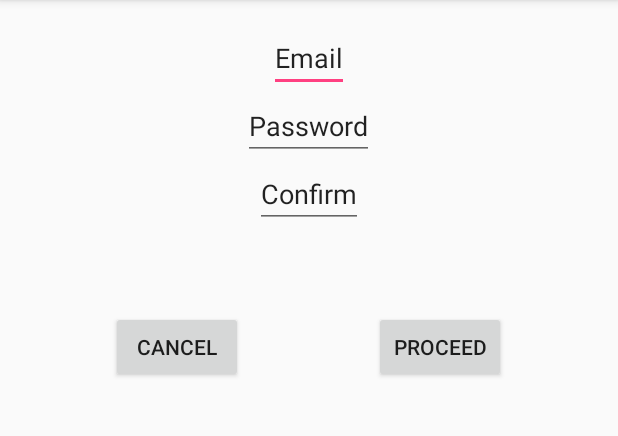
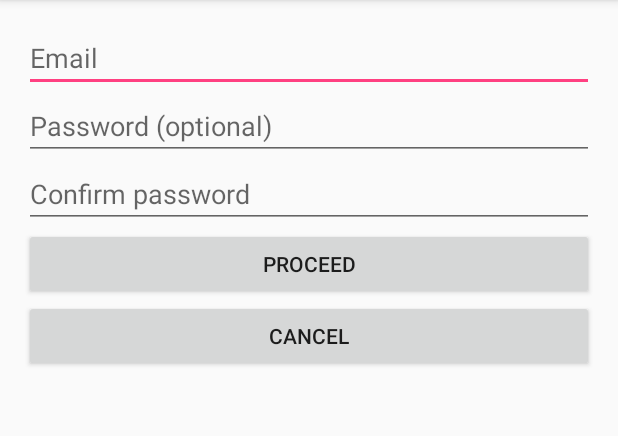
Before and after one commit to fabfromsky/Pokedeck, an Android app: the RegisterActivity screen opened directly, with no data from a screen before it, on a phone screen of 412 x 824 dp, the part 84-520 px from its top. Run offline under Robolectric (Android 15) with nearby library versions, the phone set to English and light mode, and no system bars; our stand-ins replace Volley.

Commit message:
Adds link to register view from login
Also improve layouts of the 2 views.

```diff
--- a/app/src/main/res/layout/activity_register.xml
+++ b/app/src/main/res/layout/activity_register.xml
@@ -10,45 +10,45 @@
     tools:context="com.pokedeck.imie.pokedeck.activity.RegisterActivity">
 
     <EditText
-        android:layout_width="wrap_content"
+        android:id="@+id/editTextRegisterEmail"
+        android:layout_width="match_parent"
         android:layout_height="wrap_content"
-        android:id="@+id/editTextRegisterEmail"
         android:layout_alignParentTop="true"
         android:layout_centerHorizontal="true"
-        android:text="Email" />
+        android:hint="@string/prompt_email"
+        android:inputType="textEmailAddress" />
 
     <EditText
-        android:layout_width="wrap_content"
+        android:id="@+id/editTextRegisterPassword"
+        android:layout_width="match_parent"
         android:layout_height="wrap_content"
-        android:id="@+id/editTextRegisterPassword"
         android:layout_below="@+id/editTextRegisterEmail"
         android:layout_centerHorizontal="true"
-        android:text="Password" />
+        android:hint="@string/prompt_password"
+        android:inputType="textPassword" />
 
     <EditText
-        android:layout_width="wrap_content"
+        android:id="@+id/editTextRegisterConfirm"
+        android:layout_width="match_parent"
         android:layout_height="wrap_content"
-        android:id="@+id/editTextRegisterConfirm"
         android:layout_below="@+id/editTextRegisterPassword"
         android:layout_centerHorizontal="true"
-        android:text="Confirm" />
+        android:hint="@string/confirm_password"
+        android:inputType="textPassword" />
 
     <Button
-        android:layout_width="wrap_content"
+        android:id="@+id/buttonRegisterProceed"
+        android:layout_width="match_parent"
         android:layout_height="wrap_content"
-        android:text="Cancel"
-        android:id="@+id/buttonRegisterCancel"
         android:layout_below="@+id/editTextRegisterConfirm"
-        android:layout_toLeftOf="@+id/editTextRegisterPassword"
-        android:layout_toStartOf="@+id/editTextRegisterPassword"
-        android:layout_marginTop="55dp" />
+        android:text="@string/proceed" />
 
     <Button
-        android:layout_width="wrap_content"
+        android:id="@+id/buttonRegisterCancel"
+        android:layout_width="match_parent"
         android:layout_height="wrap_content"
-        android:text="Proceed"
-        android:id="@+id/buttonRegisterProceed"
-        android:layout_alignBottom="@+id/buttonRegisterCancel"
-        android:layout_toRightOf="@+id/editTextRegisterPassword"
-        android:layout_toEndOf="@+id/editTextRegisterPassword" />
+        android:layout_below="@+id/buttonRegisterProceed"
+        android:text="@string/cancel" />
+
+
 </RelativeLayout>
--- a/app/src/main/res/values/strings.xml
+++ b/app/src/main/res/values/strings.xml
@@ -2,13 +2,13 @@
     <string name="app_name">pokedeck</string>
 
     <!-- Configuration strings -->
-    <string name="baseURL">http://pokedeck-deploy.mathieupascobreillot.xyz</string>
+    <string name="baseURL" translatable="false">http://pokedeck-deploy.mathieupascobreillot.xyz</string>
 
     <!-- Strings related to login -->
     <string name="prompt_email">Email</string>
     <string name="prompt_password">Password (optional)</string>
-    <string name="action_sign_in">Sign in or register</string>
-    <string name="action_sign_in_short">Sign in</string>
+    <string name="action_sign_in">Sign in</string>
+    <string name="action_register">Register</string>
     <string name="error_invalid_email">This email address is invalid</string>
     <string name="error_invalid_password">This password is too short</string>
     <string name="error_incorrect_password">This password is incorrect</string>
@@ -17,7 +17,11 @@
         completions."
     </string>
 
-    <string name="title_activity_main_page">MainPageActivity</string>
-    <string name="dummy_button">Dummy Button</string>
-    <string name="dummy_content">DUMMY\nCONTENT</string>
+    <!-- Strings related to registering-->
+    <string name="cancel">Cancel</string>
+    <string name="proceed">Proceed</string>
+
+    <!-- Strings related to homePage-->
+    <string name="title_activity_main_page">Home</string>
+    <string name="confirm_password">Confirm password</string>
 </resources>
```
Also changed, not shown: app/src/main/java/com/pokedeck/imie/pokedeck/activity/LoginActivity.java (+11 -0 lines), app/src/main/java/com/pokedeck/imie/pokedeck/activity/RegisterActivity.java (+25 -23 lines), app/src/main/res/layout/activity_login.xml (+10 -1 lines), 1 other file.
